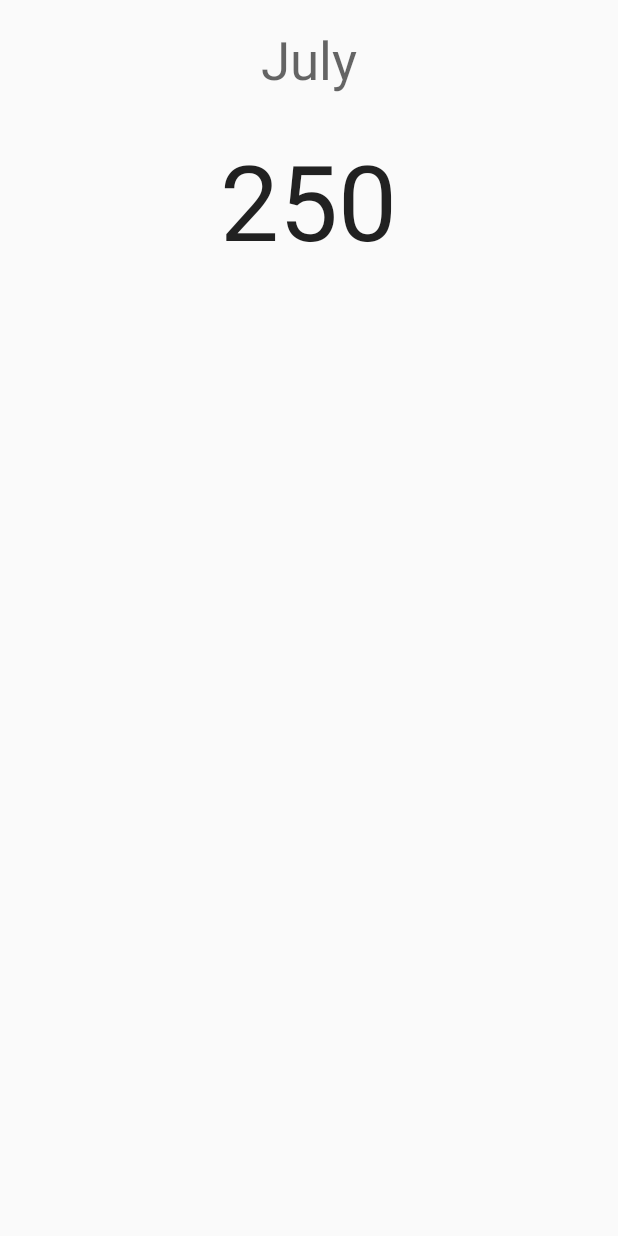
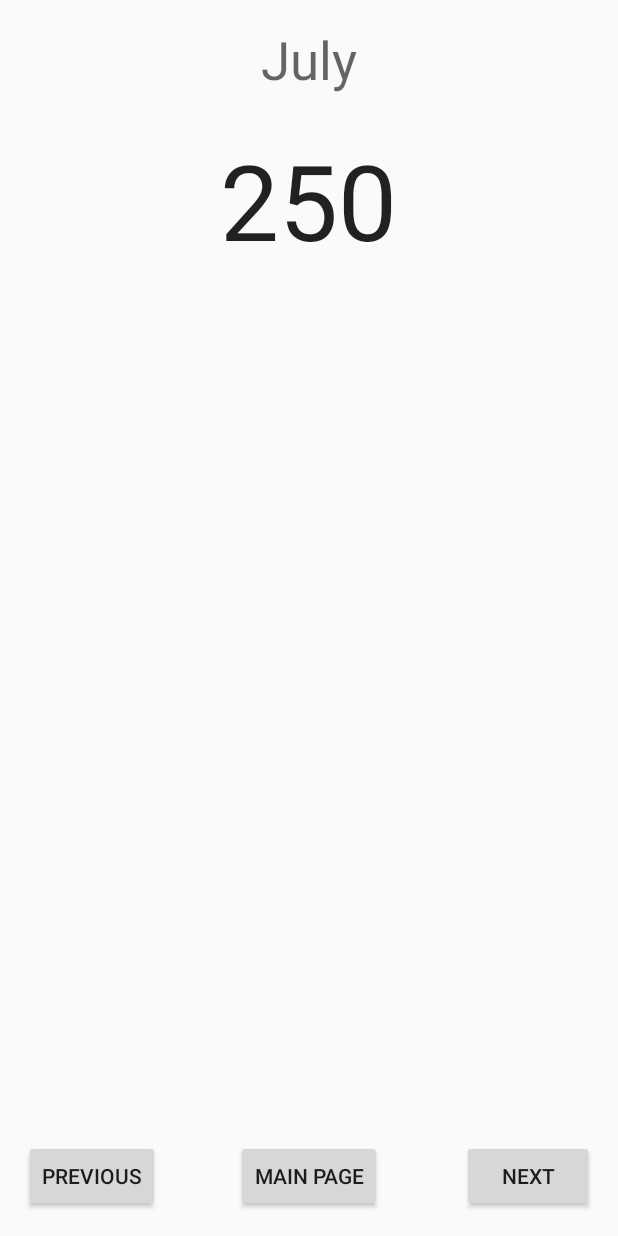
Before and after one commit to alkesh47/Diana, an Android app: the layout activity_overview.xml on its own in the app's theme, with its tools: preview values and no code run, on a phone screen of 412 x 824 dp. Run offline under Robolectric (Android 15) with nearby library versions, the light colour scheme and no system bars.

Commit message:
Minor Tweaks.

```diff
--- a/app/src/main/java/com/example/alkesh/expensemanager101/AddMoney.java
+++ b/app/src/main/java/com/example/alkesh/expensemanager101/AddMoney.java
@@ -40,6 +40,9 @@ public class AddMoney extends AppCompatActivity implements View.OnClickListener{
 
         if(view== Save){
             insertIntoDatabase();
+            Intent intent= new Intent(AddMoney.this,Overview.class);
+            startActivity(intent);
+            finish();
         }
 
         if(view==Cancel){
@@ -65,7 +68,6 @@ public class AddMoney extends AppCompatActivity implements View.OnClickListener{
         String query="INSERT INTO money (name) VALUES('"+amount+"');";
         db.execSQL(query);
         Toast.makeText(getApplicationContext(),"Expense Saved",Toast.LENGTH_LONG).show();
-        finish();
 
     }
 }
--- a/app/src/main/java/com/example/alkesh/expensemanager101/Overview.java
+++ b/app/src/main/java/com/example/alkesh/expensemanager101/Overview.java
@@ -18,7 +18,7 @@ public class Overview extends AppCompatActivity implements View.OnClickListener
     private SQLiteDatabase db;
     private static final String SELECT_SQL= "SELECT * FROM money";
     private Cursor c;
-
+    int sum=0;
     @Override
     protected void onCreate(Bundle savedInstanceState) {
         super.onCreate(savedInstanceState);
@@ -35,7 +35,7 @@ public class Overview extends AppCompatActivity implements View.OnClickListener
         Previous.setOnClickListener(this);
 
         c=db.rawQuery(SELECT_SQL,null);
-        c.moveToNext();
+        c.moveToLast();
         ShowRecords();
     }
 
@@ -62,6 +62,8 @@ public class Overview extends AppCompatActivity implements View.OnClickListener
 
     protected void ShowRecords(){
         String exp=c.getString(1);
+        int temp=Integer.parseInt(exp);
+        sum=sum+temp;
         expense.setText(exp);
     }
 
--- a/app/src/main/res/layout/activity_overview.xml
+++ b/app/src/main/res/layout/activity_overview.xml
@@ -25,8 +25,33 @@
         android:textAppearance="?android:attr/textAppearanceLarge"
         android:text="250"
         android:textSize="70dp"
-        android:id="@+id/expenseTV"
+        android:id="@+id/expensetext"
         android:layout_below="@+id/textView2"
         android:layout_centerHorizontal="true"
         android:layout_marginTop="23dp" />
+
+    <Button
+        android:layout_width="wrap_content"
+        android:layout_height="wrap_content"
+        android:text="Next"
+        android:id="@+id/nextbutton"
+        android:layout_alignParentBottom="true"
+        android:layout_alignParentEnd="true" />
+
+    <Button
+        android:layout_width="wrap_content"
+        android:layout_height="wrap_content"
+        android:text="Previous"
+        android:id="@+id/previousbutton"
+        android:layout_alignParentBottom="true"
+        android:layout_alignParentStart="true" />
+
+    <Button
+        android:layout_width="wrap_content"
+        android:layout_height="wrap_content"
+        android:text="Main Page"
+        android:id="@+id/mainpagebutton"
+        android:layout_alignBottom="@+id/nextbutton"
+        android:layout_centerHorizontal="true" />
+
 </RelativeLayout>
```
